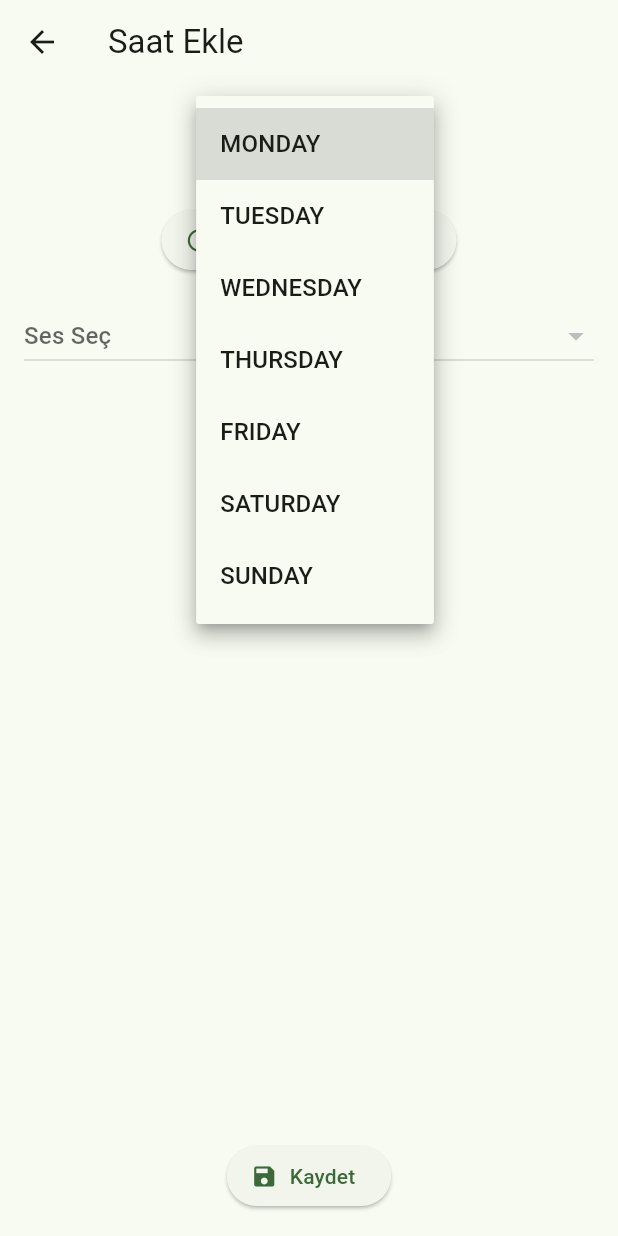
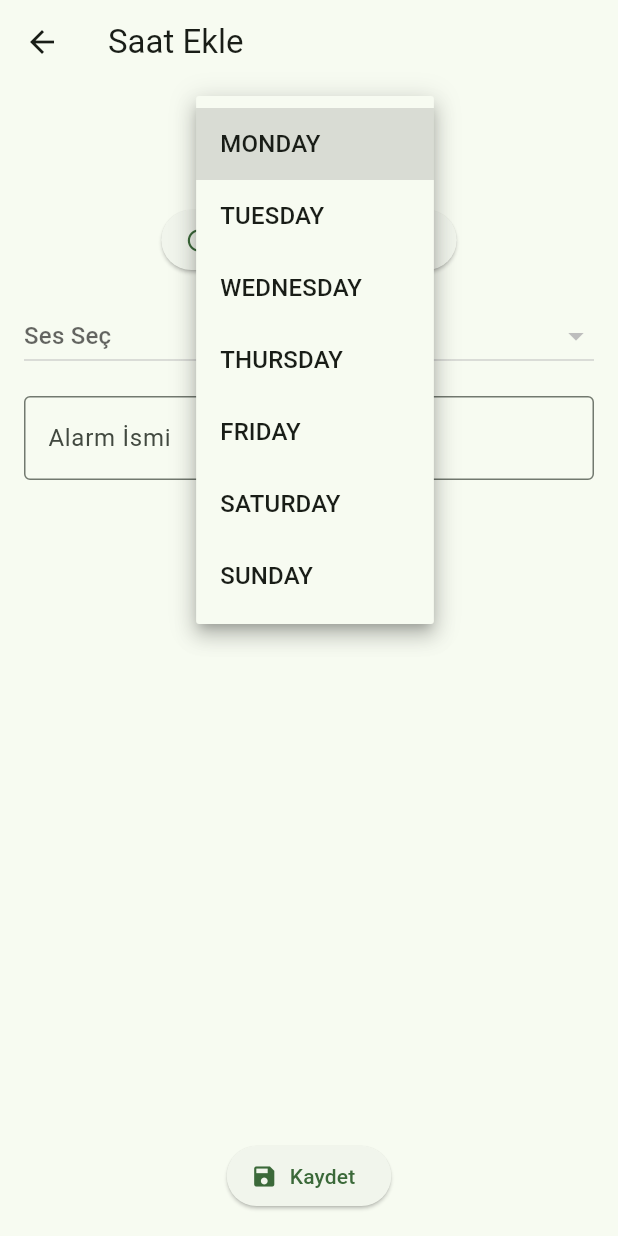
Before and after one commit to TahaCimen13/ders_zil_uygulamasi, a Flutter app: the AddTimeScreen screen opened directly, after a tap on "Kaydet", after a tap on "MONDAY", on a phone screen of 412 x 824 dp. Run offline on Flutter 3.47's test engine with Material 3 defaults, Android fonts, the phone set to English and light mode, and no system bars; our stand-ins replace file_picker; network calls fail.

Commit message:
Flutter kodları güncellendi

```diff
--- a/lib/api_service.dart
+++ b/lib/api_service.dart
@@ -1,4 +1,3 @@
-// lib/api_service.dart
 import 'dart:convert';
 import 'package:http/http.dart' as http;
 
@@ -15,11 +14,21 @@ class ApiService {
     }
   }
 
-  static Future<void> addTime(String day, String time, String sound) async {
+  static Future<void> addTime(
+    String day,
+    String time,
+    String sound,
+    String name,
+  ) async {
     final response = await http.post(
       Uri.parse('$baseUrl/times'),
       headers: {'Content-Type': 'application/json'},
-      body: jsonEncode({'day': day, 'time': time, 'sound': sound}),
+      body: jsonEncode({
+        'day': day,
+        'time': time,
+        'sound': sound,
+        'name': name,
+      }),
     );
     if (response.statusCode != 200) {
       throw Exception('Saat eklenemedi');
@@ -74,6 +83,7 @@ class ApiService {
     required String newDay,
     required String newTime,
     required String newSound,
+    required String newName,
   }) async {
     final response = await http.post(
       Uri.parse('$baseUrl/update-time'),
@@ -84,11 +94,21 @@ class ApiService {
         'new_day': newDay,
         'new_time': newTime,
         'new_sound': newSound,
+        'new_name': newName,
       }),
     );
-
     if (response.statusCode != 200) {
       throw Exception('Güncelleme başarısız');
     }
   }
+
+  /// Yeni: Aktif alarm bilgisini getirir
+  static Future<Map<String, dynamic>> getActiveAlarm() async {
+    final response = await http.get(Uri.parse('$baseUrl/active-alarm'));
+    if (response.statusCode == 200) {
+      return json.decode(response.body);
+    } else {
+      throw Exception('Aktif alarm alınamadı');
+    }
+  }
 }
--- a/lib/screens/add_time_screen.dart
+++ b/lib/screens/add_time_screen.dart
@@ -1,4 +1,3 @@
-// lib/screens/add_time_screen.dart
 import 'package:flutter/material.dart';
 import '../api_service.dart';
 
@@ -13,6 +12,7 @@ class _AddTimeScreenState extends State<AddTimeScreen> {
   String selectedDay = 'monday';
   TimeOfDay selectedTime = TimeOfDay.now();
   String? selectedSound;
+  String name = "";
   List<String> sounds = [];
   bool isLoading = false;
 
@@ -59,6 +59,13 @@ class _AddTimeScreenState extends State<AddTimeScreen> {
       return;
     }
 
+    if (name.trim().isEmpty) {
+      ScaffoldMessenger.of(context).showSnackBar(
+        const SnackBar(content: Text('❗ Lütfen alarm ismi girin')),
+      );
+      return;
+    }
+
     setState(() => isLoading = true);
     String time =
         selectedTime.hour.toString().padLeft(2, '0') +
@@ -66,7 +73,8 @@ class _AddTimeScreenState extends State<AddTimeScreen> {
         selectedTime.minute.toString().padLeft(2, '0');
 
     try {
-      await ApiService.addTime(selectedDay, time, selectedSound!);
+      await ApiService.addTime(selectedDay, time, selectedSound!, name.trim());
+
       if (!mounted) return;
       ScaffoldMessenger.of(
         context,
@@ -121,6 +129,14 @@ class _AddTimeScreenState extends State<AddTimeScreen> {
                   )
                   .toList(),
             ),
+            const SizedBox(height: 16),
+            TextFormField(
+              decoration: const InputDecoration(
+                labelText: 'Alarm İsmi',
+                border: OutlineInputBorder(),
+              ),
+              onChanged: (val) => name = val,
+            ),
             const Spacer(),
             isLoading
                 ? const CircularProgressIndicator()
--- a/lib/screens/home_screen.dart
+++ b/lib/screens/home_screen.dart
@@ -15,10 +15,14 @@ class _HomeScreenState extends State<HomeScreen> {
   List<Map<String, dynamic>> schedule = [];
   bool isLoading = true;
 
+  // Aktif alarm bilgisi burada tutulacak
+  Map<String, dynamic>? activeAlarm;
+
   @override
   void initState() {
     super.initState();
     fetchSchedule();
+    startActiveAlarmPolling();
   }
 
   Future<void> fetchSchedule() async {
@@ -44,6 +48,33 @@ class _HomeScreenState extends State<HomeScreen> {
         context,
       ).showSnackBar(const SnackBar(content: Text('❌ Silinemedi')));
     }
+  }
+
+  // Backend’den aktif alarmı periyodik çekiyoruz
+  void startActiveAlarmPolling() {
+    Future.doWhile(() async {
+      try {
+        final alarm = await ApiService.getActiveAlarm();
+        setState(() {
+          activeAlarm = alarm['active'] == true ? alarm['alarm'] : null;
+        });
+      } catch (_) {
+        // Hata olursa aktif alarmı temizle
+        setState(() {
+          activeAlarm = null;
+        });
+      }
+      await Future.delayed(const Duration(seconds: 5));
+      return true; // döngüyü devam ettir
+    });
+  }
+
+  // Aktif alarmı kapatmak için backend'de istek yapabiliriz
+  // (Backend tarafı kapatma için endpoint eklenmeli, şimdilik frontend'de kapatıyoruz)
+  void dismissActiveAlarm() {
+    setState(() {
+      activeAlarm = null;
+    });
   }
 
   @override
@@ -78,7 +109,10 @@ class _HomeScreenState extends State<HomeScreen> {
           ),
         ],
       ),
-      body: isLoading
+      body: Column(
+        children: [
+          Expanded(
+            child: isLoading
                 ? const Center(child: CircularProgressIndicator())
                 : ListView(
                     children: schedule.map((dayEntry) {
@@ -92,8 +126,9 @@ class _HomeScreenState extends State<HomeScreen> {
                         children: times.map((entry) {
                           final time = entry['time'];
                           final sound = entry['sound'];
+                          final name = entry['name'] ?? "Zil";
                           return ListTile(
-                      title: Text('$time (${sound.toString()})'),
+                            title: Text('$time - $name (${sound.toString()})'),
                             trailing: Wrap(
                               spacing: 12,
                               children: [
@@ -107,6 +142,7 @@ class _HomeScreenState extends State<HomeScreen> {
                                           oldDay: day,
                                           oldTime: time,
                                           oldSound: sound,
+                                          oldName: name,
                                         ),
                                       ),
                                     );
@@ -124,6 +160,34 @@ class _HomeScreenState extends State<HomeScreen> {
                       );
                     }).toList(),
                   ),
+          ),
+
+          // Eğer aktif alarm varsa, altta göster
+          if (activeAlarm != null)
+            Container(
+              color: Colors.amber.shade100,
+              padding: const EdgeInsets.all(12),
+              child: Row(
+                mainAxisAlignment: MainAxisAlignment.spaceBetween,
+                children: [
+                  Expanded(
+                    child: Text(
+                      "🔔 ${activeAlarm!['name']} - ${activeAlarm!['time']}",
+                      style: const TextStyle(
+                        fontSize: 18,
+                        fontWeight: FontWeight.bold,
+                      ),
+                    ),
+                  ),
+                  ElevatedButton(
+                    onPressed: dismissActiveAlarm,
+                    child: const Text("Kapat"),
+                  ),
+                ],
+              ),
+            ),
+        ],
+      ),
       floatingActionButton: FloatingActionButton(
         onPressed: () async {
           await Navigator.push(
--- a/pubspec.yaml
+++ b/pubspec.yaml
@@ -33,6 +33,7 @@ dependencies:
   cupertino_icons: ^1.0.2
   http: ^0.13.5
   file_picker: ^10.2.0
+
 
 dev_dependencies:
   flutter_test:
```
Also changed, not shown: lib/screens/edit_time_screen.dart (+13 -2 lines), 2 other files. Lines whose indentation alone changed are shown as unchanged.
